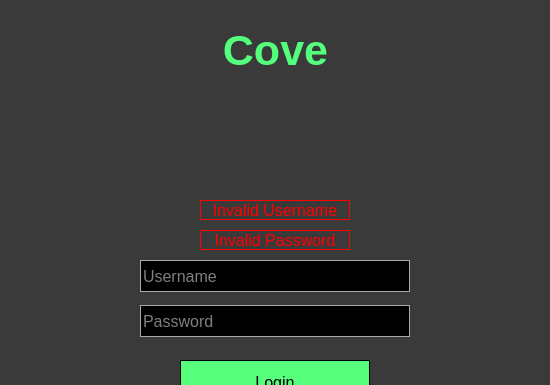
First picture: the form in Cove_Client/cove_login.ui, repository tyler-becker/Middle-Management-CMPS285, before the edit; both pictures show x 0 to 550 and y 0 to 385 of the 550 by 685 pixel window.
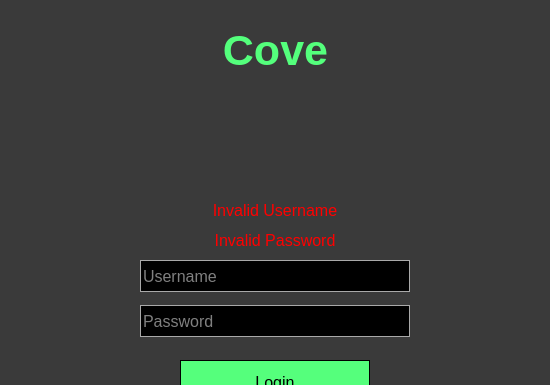
Second picture: the form after the edit.

```diff
--- a/Cove_Client/cove_login.ui
+++ b/Cove_Client/cove_login.ui
@@ -1129,7 +1129,6 @@
      <string notr="true">QLabel{
 	color: red;
 	background-color: none;
-	border: 1px solid red;
 }</string>
     </property>
     <property name="text">
@@ -1158,7 +1157,6 @@
      <string notr="true">QLabel{
 	color: red;
 	background-color: none;
-	border: 1px solid red;
 }</string>
     </property>
     <property name="text">
```
